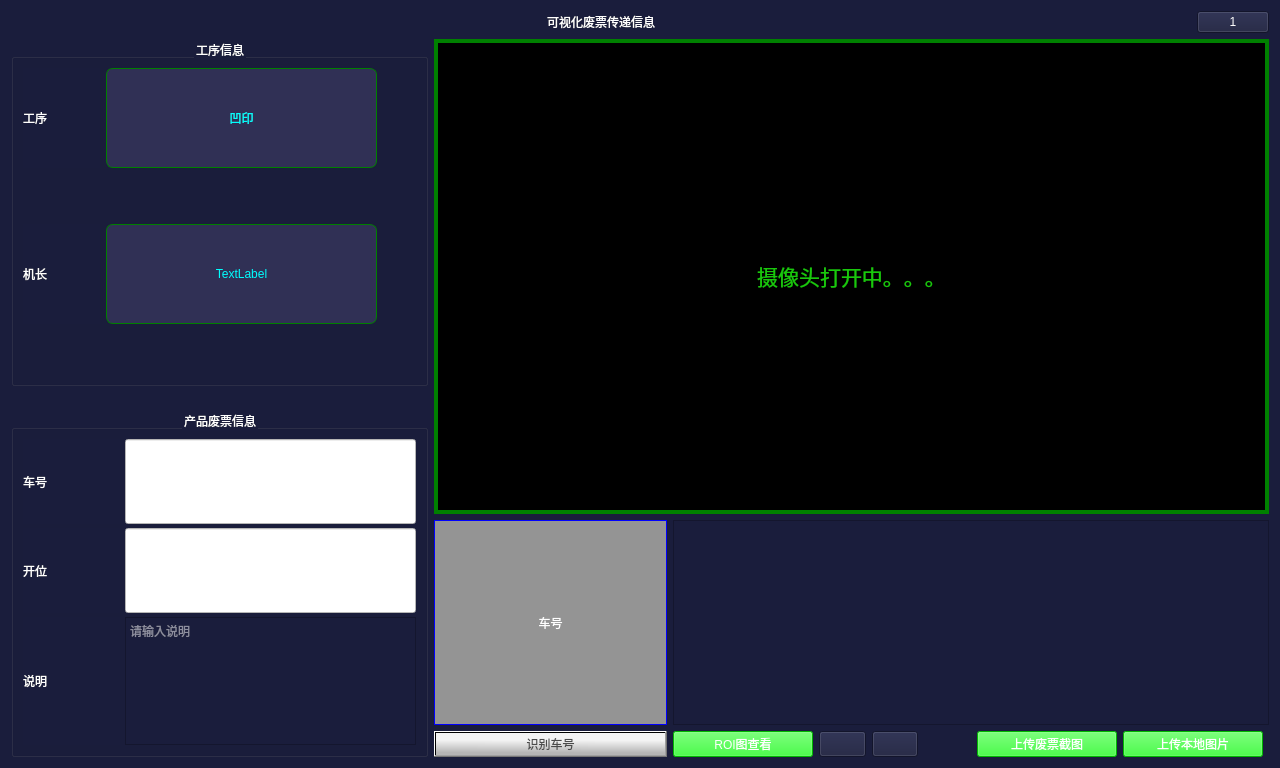
The window that mainWindow.ui (yangyi1976/visualProductPass) describes before a commit, drawn with Qt 5.
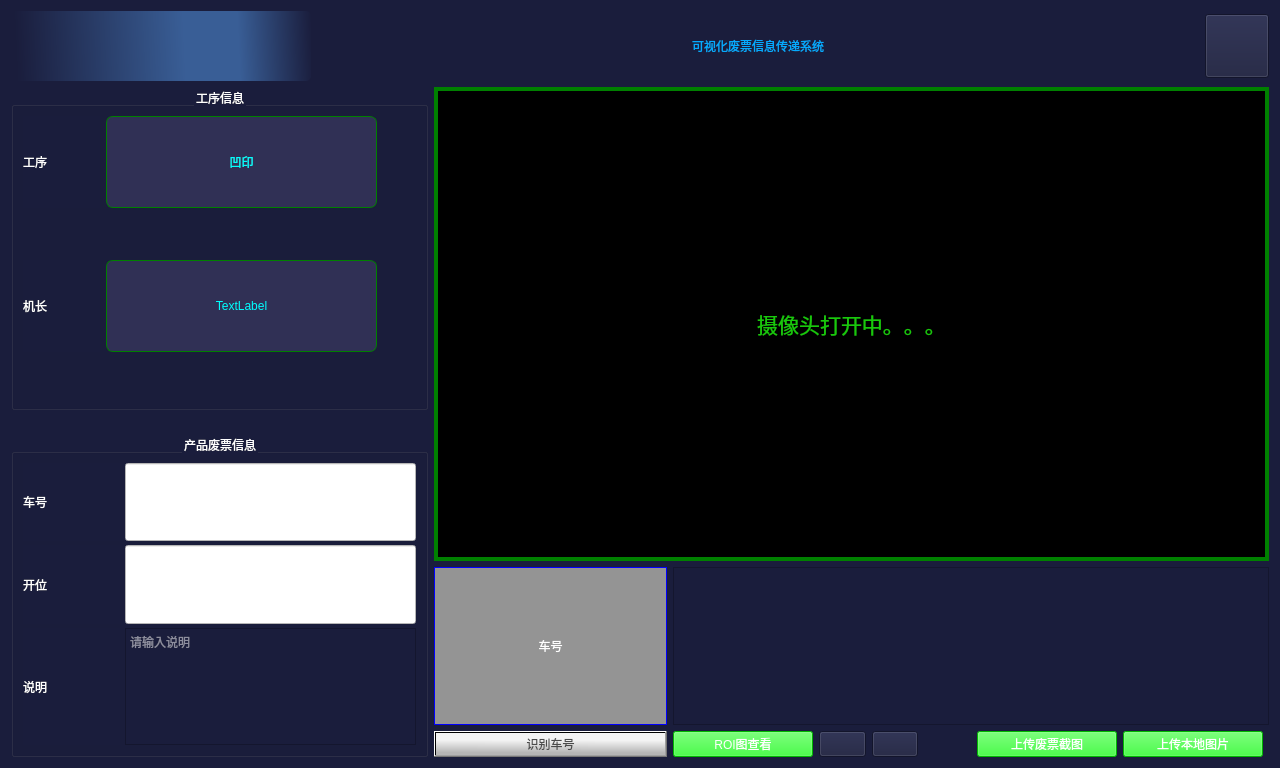
The same window after the commit. Icons and pictures are not drawn.

```diff
--- a/mainWindow.ui
+++ b/mainWindow.ui
@@ -20,14 +20,41 @@
   </property>
   <layout class="QVBoxLayout" name="verticalLayout_6">
    <item>
-    <layout class="QHBoxLayout" name="horizontalLayout_2" stretch="12,1">
+    <layout class="QHBoxLayout" name="horizontalLayout_2" stretch="1,12,1">
+     <item>
+      <widget class="QLabel" name="label_4">
+       <property name="minimumSize">
+        <size>
+         <width>300</width>
+         <height>70</height>
+        </size>
+       </property>
+       <property name="styleSheet">
+        <string notr="true">image: url(:/img/icon/logo.png);
+background-color: qlineargradient(spread:pad, x1:0.0113636, y1:0.011, x2:1, y2:0, stop:0 rgba(26, 29, 60, 255), stop:0.568182 rgba(57, 94, 150, 255), stop:0.75 rgba(57, 94, 150, 255), stop:1 rgba(26, 29, 60, 255));
+
+border-radius:5px;
+ 
+ </string>
+       </property>
+       <property name="text">
+        <string/>
+       </property>
+       <property name="margin">
+        <number>5</number>
+       </property>
+      </widget>
+     </item>
      <item>
       <widget class="QLabel" name="label_6">
        <property name="styleSheet">
-        <string notr="true">font: 20pt &quot;Arial&quot;;</string>
+        <string notr="true">font: 75 25pt &quot;微软雅黑&quot;;
+color: rgb(4, 170, 255);
+
+ </string>
        </property>
        <property name="text">
-        <string>可视化废票传递信息</string>
+        <string>可视化废票信息传递系统</string>
        </property>
        <property name="alignment">
         <set>Qt::AlignCenter</set>
@@ -50,8 +77,8 @@
        </property>
        <property name="maximumSize">
         <size>
-         <width>72</width>
-         <height>72</height>
+         <width>64</width>
+         <height>64</height>
         </size>
        </property>
        <property name="baseSize">
@@ -60,8 +87,11 @@
          <height>32</height>
         </size>
        </property>
+       <property name="styleSheet">
+        <string notr="true">image: url(:/icon/icon/setup.ico);</string>
+       </property>
        <property name="text">
-        <string>1</string>
+        <string/>
        </property>
       </widget>
      </item>
@@ -340,7 +370,7 @@
       </layout>
      </item>
      <item>
-      <layout class="QVBoxLayout" name="verticalLayout_4" stretch="4,2">
+      <layout class="QVBoxLayout" name="verticalLayout_4" stretch="5,2">
        <item>
         <widget class="QLabel" name="lbCamera">
          <property name="styleSheet">
```
Left out of the diff: 12 changed lines with no effect on the pictures.
